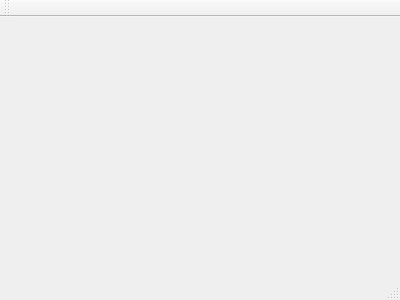
First picture: the form in Application/mainwindow.ui, repository wiici/Apple-Grading-System, before the edit.
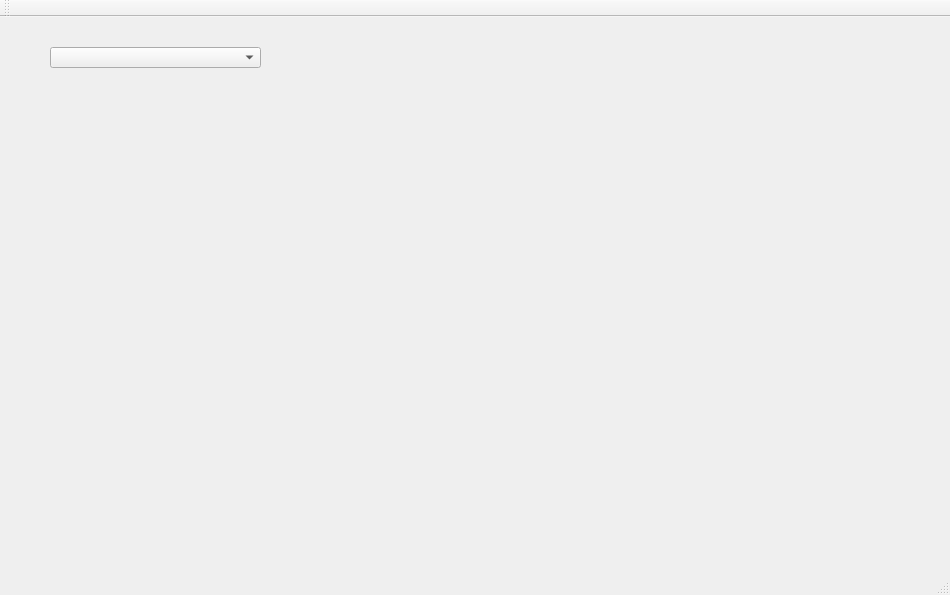
Second picture: the form after the edit.

Commit message: Add the widget with the list of all available video capture devices (updates when the app starts)

What changed in the file:
```diff
--- a/Application/mainwindow.ui
+++ b/Application/mainwindow.ui
@@ -1,24 +1,56 @@
 <ui version="4.0">
  <class>MainWindow</class>
- <widget class="QMainWindow" name="MainWindow" >
-  <property name="geometry" >
+ <widget class="QMainWindow" name="MainWindow">
+  <property name="geometry">
    <rect>
     <x>0</x>
     <y>0</y>
-    <width>400</width>
-    <height>300</height>
+    <width>950</width>
+    <height>595</height>
    </rect>
   </property>
   <property name="windowTitle" >
    <string>MainWindow</string>
   </property>
-  <widget class="QMenuBar" name="menuBar" />
-  <widget class="QToolBar" name="mainToolBar" />
-  <widget class="QWidget" name="centralWidget" />
-  <widget class="QStatusBar" name="statusBar" />
+  <widget class="QWidget" name="centralWidget">
+   <widget class="QComboBox" name="ListOfCameras_ComboBox">
+    <property name="geometry">
+     <rect>
+      <x>50</x>
+      <y>30</y>
+      <width>211</width>
+      <height>21</height>
+     </rect>
+    </property>
+    <property name="inputMethodHints">
+     <set>Qt::ImhNone</set>
+    </property>
+    <property name="editable">
+     <bool>false</bool>
+    </property>
+   </widget>
+  </widget>
+  <widget class="QMenuBar" name="menuBar">
+   <property name="geometry">
+    <rect>
+     <x>0</x>
+     <y>0</y>
+     <width>950</width>
+     <height>19</height>
+    </rect>
+   </property>
+  </widget>
+  <widget class="QToolBar" name="mainToolBar">
+   <attribute name="toolBarArea">
+    <enum>TopToolBarArea</enum>
+   </attribute>
+   <attribute name="toolBarBreak">
+    <bool>false</bool>
+   </attribute>
+  </widget>
+  <widget class="QStatusBar" name="statusBar"/>
  </widget>
- <layoutDefault spacing="6" margin="11" />
- <pixmapfunction></pixmapfunction>
+ <layoutdefault spacing="6" margin="11"/>
  <resources/>
  <connections/>
 </ui>
```
Left out of the diff: 3 changed lines with no effect on the pictures. The commit also changes 4 other files.
